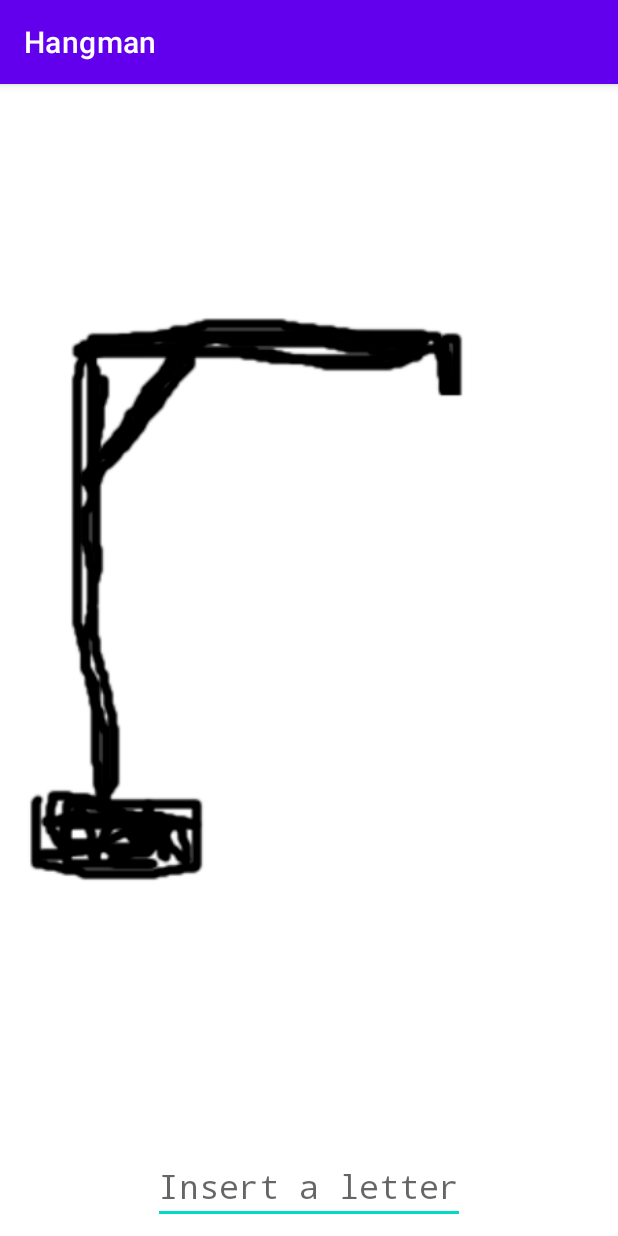
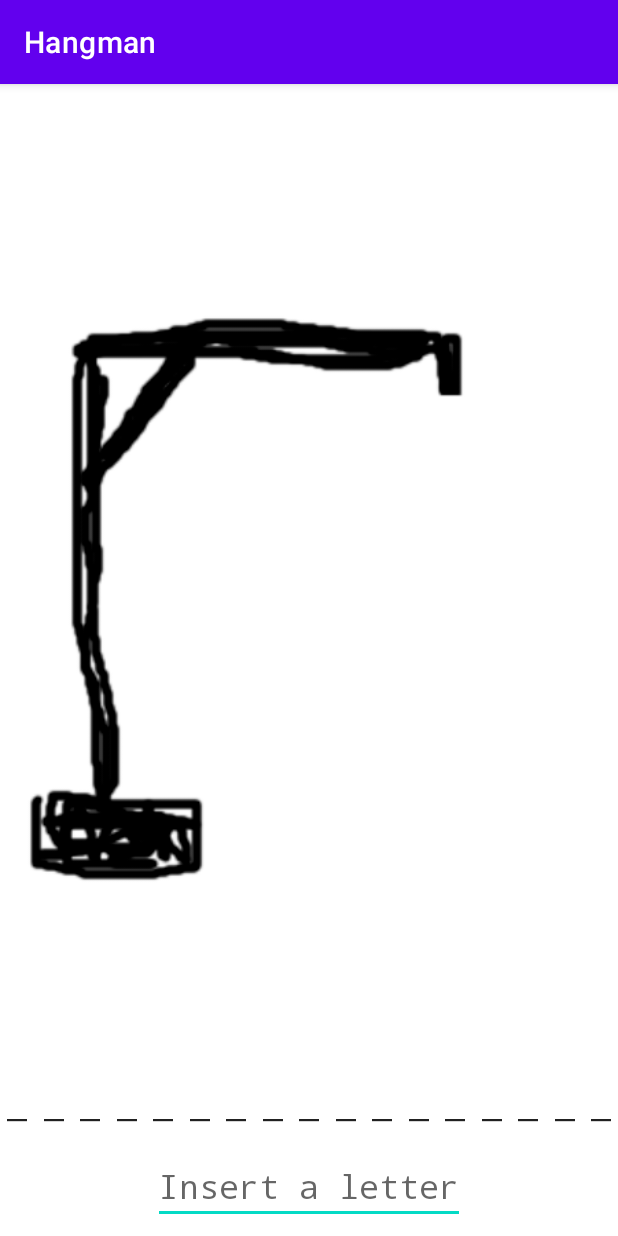
Before and after one commit to miroslav-opiela/itsovy-2021-hangmanKotlin, an Android app: the screen it shows after launch (MainActivity), on a phone screen of 412 x 824 dp. Run offline under Robolectric (Android 15) with nearby library versions, the phone set to English and light mode, and no system bars.

```diff
--- a/app/src/main/java/sk/itsovy/android/hangmankotlin/MainActivity.kt
+++ b/app/src/main/java/sk/itsovy/android/hangmankotlin/MainActivity.kt
@@ -1,17 +1,41 @@
 package sk.itsovy.android.hangmankotlin
 
+import android.graphics.ColorFilter
+import android.graphics.LightingColorFilter
 import androidx.appcompat.app.AppCompatActivity
 import android.os.Bundle
+import android.os.PersistableBundle
 import android.view.View
 import android.widget.EditText
 import android.widget.ImageView
 import android.widget.TextView
+import kotlin.random.Random
 
 class MainActivity : AppCompatActivity() {
 
     lateinit var imageView: ImageView
     lateinit var textView: TextView
     lateinit var editText: EditText
+
+    var game : Game? = null
+
+    val gallowsIds = intArrayOf(
+        R.drawable.gallows0,
+        R.drawable.gallows1,
+        R.drawable.gallows2,
+        R.drawable.gallows3,
+        R.drawable.gallows4,
+        R.drawable.gallows5,
+        R.drawable.gallows6
+    )
+
+    companion object {
+        val WON_GAME = LightingColorFilter(android.graphics.Color.GREEN, android.graphics.Color.BLACK)
+        val LOST_GAME = LightingColorFilter(android.graphics.Color.RED, android.graphics.Color.BLACK)
+
+        const val BUNDLE_KEY = "game"
+        const val BEST_TIME_KEY = "best time"
+    }
 
     override fun onCreate(savedInstanceState: Bundle?) {
         super.onCreate(savedInstanceState)
@@ -20,10 +44,48 @@ class MainActivity : AppCompatActivity() {
         imageView = findViewById(R.id.imageViewGallows)
         textView = findViewById(R.id.textViewGuessedWord)
         editText = findViewById(R.id.editTextLetter)
+
+        if (savedInstanceState == null) {
+            restartGame()
+        } else {
+            game = savedInstanceState.getSerializable(BUNDLE_KEY) as Game
+            updateText()
+            updateImage()
+        }
+    }
+
+    override fun onSaveInstanceState(outState: Bundle) {
+        super.onSaveInstanceState(outState)
+        outState.putSerializable(BUNDLE_KEY, game)
+    }
+
+    fun restartGame() {
+        val words = resources.getStringArray(R.array.dictionary)
+        game = HangmanGame(words, Random.Default)
+        updateText()
+        updateImage()
+        imageView.colorFilter = null
     }
 
     fun onImageClick(view: View) {
 
 
     }
+
+    fun updateText() {
+        // zapuzdrenost tam je, volanie settra na text a gettra na guessedCharacters
+        // ?. safe call
+        //textView.text = game?.guessedCharacters ?: "no text"
+
+        // null check - predpokladame ze null tam nebude, inak by bola vynimka
+        textView.text = game!!.guessedCharacters
+    }
+
+    fun updateImage() {
+        //int index = Game.DEFAULT_ATTEMPTS_LEFT - game.getAttemptsLeft();
+        //        imageView.setImageResource(gallowsIds[index]);
+        val index = Game.DEFAULT_ATTEMPTS_LEFT - game!!.attemptsLeft
+        // imageResource nie je property v imageView, preto volame funkciu
+        imageView.setImageResource(gallowsIds[index])
+    }
 }
```
